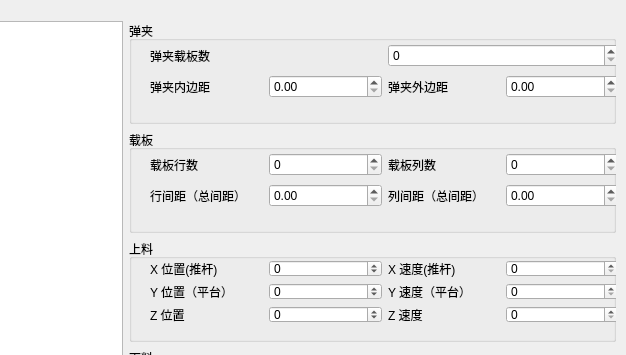
Old version of the form AOI/widconfig.ui in the repository qiquanFeng/AOI; both pictures show x 154 to 780 and y 0 to 355 of the 780 by 576 pixel window.
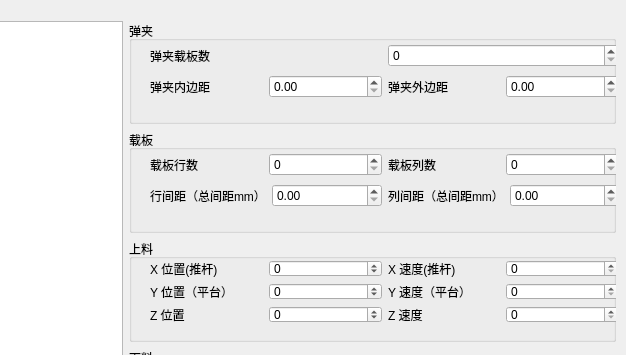
New version of the form.

Patch:
```diff
--- a/AOI/widconfig.ui
+++ b/AOI/widconfig.ui
@@ -164,22 +164,30 @@
             <item>
              <widget class="QLabel" name="label_5">
               <property name="text">
-               <string>行间距（总间距）</string>
+               <string>行间距（总间距mm）</string>
               </property>
              </widget>
             </item>
             <item>
-             <widget class="QDoubleSpinBox" name="plateRowPadding"/>
+             <widget class="QDoubleSpinBox" name="plateRowPadding">
+              <property name="maximum">
+               <double>9999.000000000000000</double>
+              </property>
+             </widget>
             </item>
             <item>
              <widget class="QLabel" name="label_9">
               <property name="text">
-               <string>列间距（总间距）</string>
+               <string>列间距（总间距mm）</string>
               </property>
              </widget>
             </item>
             <item>
-             <widget class="QDoubleSpinBox" name="plateColPadding"/>
+             <widget class="QDoubleSpinBox" name="plateColPadding">
+              <property name="maximum">
+               <double>9999.000000000000000</double>
+              </property>
+             </widget>
             </item>
            </layout>
           </item>
```
